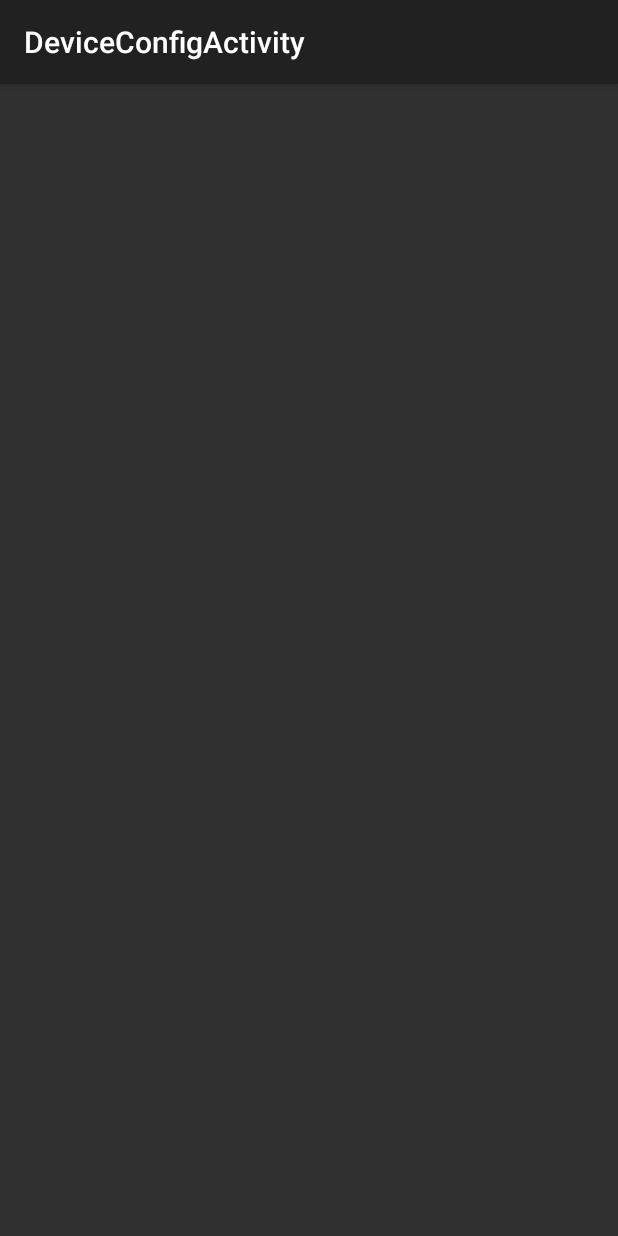
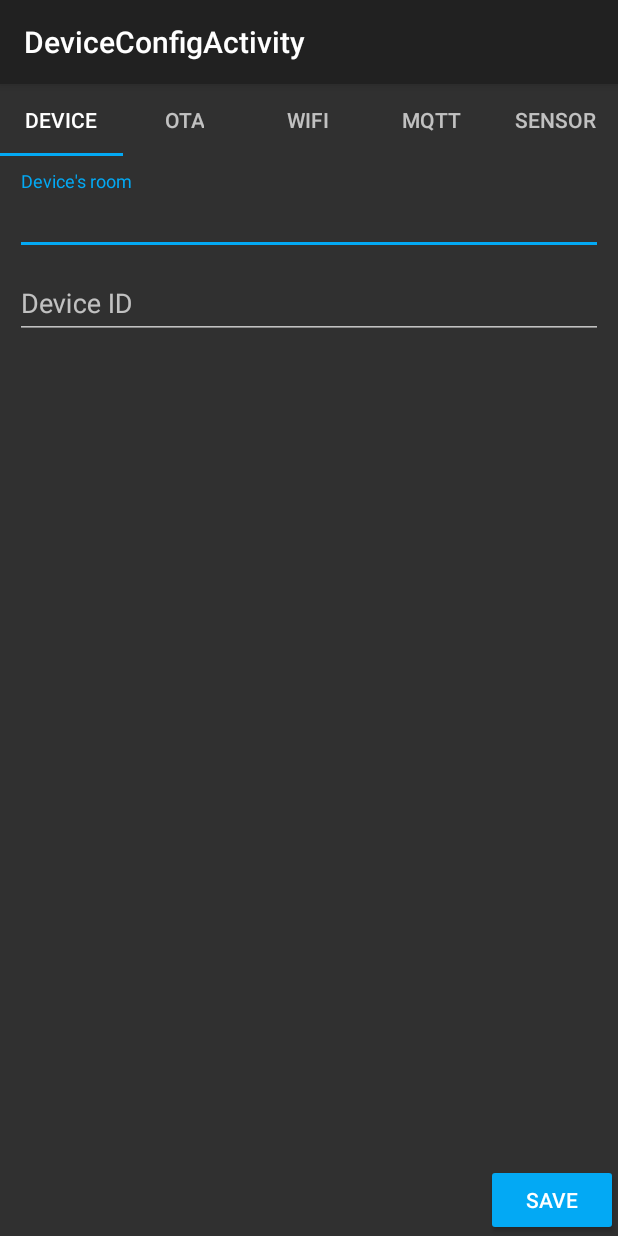
Before and after one commit to HendrikVE/swp-telematik-ws-20-21, an Android app: the DeviceConfigActivity screen opened directly, with no data from a screen before it, on a phone screen of 412 x 824 dp. Run offline under Robolectric (Android 15) with nearby library versions, the phone set to English and light mode, and no system bars.

Commit message:
added tablayout for config areas and several fragments, one for each config area

```diff
--- /dev/null
+++ b/AndroidApp/WindowAlarmConfig/app/src/main/java/de/vanappsteer/windowalarmconfig/PagerAdapter.java
@@ -0,0 +1,62 @@
+package de.vanappsteer.windowalarmconfig;
+
+import android.support.v4.app.Fragment;
+import android.support.v4.app.FragmentManager;
+import android.support.v4.app.FragmentStatePagerAdapter;
+
+import de.vanappsteer.windowalarmconfig.fragments.DeviceConfigFragment;
+import de.vanappsteer.windowalarmconfig.fragments.MqttConfigFragment;
+import de.vanappsteer.windowalarmconfig.fragments.OtaConfigFragment;
+import de.vanappsteer.windowalarmconfig.fragments.SensorConfigFragment;
+import de.vanappsteer.windowalarmconfig.fragments.WifiConfigFragment;
+import de.vanappsteer.windowalarmconfig.util.LoggingUtil;
+
+public class PagerAdapter extends FragmentStatePagerAdapter {
+
+    int mNumerOfTabs;
+
+    public PagerAdapter(FragmentManager fm, int numberOfTabs) {
+        super(fm);
+        this.mNumerOfTabs = numberOfTabs;
+    }
+
+    @Override
+    public Fragment getItem(int position) {
+
+        Fragment fragment;
+
+        switch (position) {
+
+            case 0:
+                fragment = new DeviceConfigFragment();
+                break;
+
+            case 1:
+                fragment = new OtaConfigFragment();
+                break;
+
+            case 2:
+                fragment = new WifiConfigFragment();
+                break;
+
+            case 3:
+                fragment = new MqttConfigFragment();
+                break;
+
+            case 4:
+                fragment = new SensorConfigFragment();
+                break;
+
+            default:
+                LoggingUtil.error("no fragment defined for position: " + position);
+                return null;
+        }
+
+        return fragment;
+    }
+
+    @Override
+    public int getCount() {
+        return mNumerOfTabs;
+    }
+}
--- a/AndroidApp/WindowAlarmConfig/app/src/main/java/de/vanappsteer/windowalarmconfig/activities/DeviceConfigActivity.java
+++ b/AndroidApp/WindowAlarmConfig/app/src/main/java/de/vanappsteer/windowalarmconfig/activities/DeviceConfigActivity.java
@@ -1,19 +1,48 @@
 package de.vanappsteer.windowalarmconfig.activities;
 
 import android.os.Bundle;
+import android.support.design.widget.TabLayout;
+import android.support.v4.view.ViewPager;
 import android.support.v7.app.AppCompatActivity;
 import android.support.v7.widget.Toolbar;
 
+import de.vanappsteer.windowalarmconfig.PagerAdapter;
 import de.vanappsteer.windowalarmconfig.R;
 
 public class DeviceConfigActivity extends AppCompatActivity {
 
     @Override
     protected void onCreate(Bundle savedInstanceState) {
+
         super.onCreate(savedInstanceState);
         setContentView(R.layout.activity_device_config);
+
         Toolbar toolbar = findViewById(R.id.toolbar);
         setSupportActionBar(toolbar);
+
+        TabLayout tabLayout = findViewById(R.id.tabLayout);
+        tabLayout.setTabGravity(TabLayout.GRAVITY_FILL);
+
+        final ViewPager viewPager = findViewById(R.id.pager);
+        final PagerAdapter adapter = new PagerAdapter(getSupportFragmentManager(), tabLayout.getTabCount());
+        viewPager.setAdapter(adapter);
+        viewPager.addOnPageChangeListener(new TabLayout.TabLayoutOnPageChangeListener(tabLayout));
+        tabLayout.addOnTabSelectedListener(new TabLayout.OnTabSelectedListener() {
+            @Override
+            public void onTabSelected(TabLayout.Tab tab) {
+                viewPager.setCurrentItem(tab.getPosition());
+            }
+
+            @Override
+            public void onTabUnselected(TabLayout.Tab tab) {
+
+            }
+
+            @Override
+            public void onTabReselected(TabLayout.Tab tab) {
+
+            }
+        });
     }
 
 }
--- a/AndroidApp/WindowAlarmConfig/app/src/main/java/de/vanappsteer/windowalarmconfig/activities/DeviceScanActivity.java
+++ b/AndroidApp/WindowAlarmConfig/app/src/main/java/de/vanappsteer/windowalarmconfig/activities/DeviceScanActivity.java
@@ -242,7 +242,9 @@ public class DeviceScanActivity extends AppCompatActivity {
         mAdapter.setOnDeviceSelectionListener(new MyAdapter.OnDeviceSelectionListener() {
             @Override
             void onDeviceSelected(BluetoothDevice device) {
-                mConnectedBluetoothGatt = device.connectGatt(DeviceScanActivity.this, false, mGattCallback);
+                //mConnectedBluetoothGatt = device.connectGatt(DeviceScanActivity.this, false, mGattCallback);
+                Intent intent = new Intent(DeviceScanActivity.this, DeviceConfigActivity.class);
+                startActivity(intent);
             }
         });
         recyclerView.setAdapter(mAdapter);
--- /dev/null
+++ b/AndroidApp/WindowAlarmConfig/app/src/main/java/de/vanappsteer/windowalarmconfig/fragments/DeviceConfigFragment.java
@@ -0,0 +1,26 @@
+package de.vanappsteer.windowalarmconfig.fragments;
+
+
+import android.os.Bundle;
+import android.support.v4.app.Fragment;
+import android.view.LayoutInflater;
+import android.view.View;
+import android.view.ViewGroup;
+
+import de.vanappsteer.windowalarmconfig.R;
+
+public class DeviceConfigFragment extends Fragment {
+
+
+    public DeviceConfigFragment() {
+        // Required empty public constructor
+    }
+
+
+    @Override
+    public View onCreateView(LayoutInflater inflater, ViewGroup container, Bundle savedInstanceState) {
+
+        return inflater.inflate(R.layout.fragment_device_config, container, false);
+    }
+
+}
--- /dev/null
+++ b/AndroidApp/WindowAlarmConfig/app/src/main/java/de/vanappsteer/windowalarmconfig/fragments/OtaConfigFragment.java
@@ -0,0 +1,26 @@
+package de.vanappsteer.windowalarmconfig.fragments;
+
+
+import android.os.Bundle;
+import android.support.v4.app.Fragment;
+import android.view.LayoutInflater;
+import android.view.View;
+import android.view.ViewGroup;
+
+import de.vanappsteer.windowalarmconfig.R;
+
+public class OtaConfigFragment extends Fragment {
+
+
+    public OtaConfigFragment() {
+        // Required empty public constructor
+    }
+
+
+    @Override
+    public View onCreateView(LayoutInflater inflater, ViewGroup container, Bundle savedInstanceState) {
+
+        return inflater.inflate(R.layout.fragment_ota_config, container, false);
+    }
+
+}
--- a/AndroidApp/WindowAlarmConfig/app/src/main/res/layout/content_device_config.xml
+++ b/AndroidApp/WindowAlarmConfig/app/src/main/res/layout/content_device_config.xml
@@ -1,5 +1,6 @@
 <?xml version="1.0" encoding="utf-8"?>
-<android.support.constraint.ConstraintLayout xmlns:android="http://schemas.android.com/apk/res/android"
+<android.support.constraint.ConstraintLayout
+    xmlns:android="http://schemas.android.com/apk/res/android"
     xmlns:app="http://schemas.android.com/apk/res-auto"
     xmlns:tools="http://schemas.android.com/tools"
     android:layout_width="match_parent"
@@ -8,4 +9,61 @@
     tools:context=".activities.DeviceConfigActivity"
     tools:showIn="@layout/activity_device_config">
 
+    <RelativeLayout
+        android:layout_width="match_parent"
+        android:layout_height="wrap_content">
+
+        <android.support.design.widget.TabLayout
+            android:id="@+id/tabLayout"
+            android:layout_height="wrap_content"
+            android:layout_width="match_parent">
+
+            <android.support.design.widget.TabItem
+                android:layout_width="wrap_content"
+                android:layout_height="wrap_content"
+                android:text="Device"/>
+
+            <android.support.design.widget.TabItem
+                android:layout_width="wrap_content"
+                android:layout_height="wrap_content"
+                android:text="OTA"/>
+
+            <android.support.design.widget.TabItem
+                android:layout_width="wrap_content"
+                android:layout_height="wrap_content"
+                android:text="WiFi"/>
+
+            <android.support.design.widget.TabItem
+                android:layout_width="wrap_content"
+                android:layout_height="wrap_content"
+                android:text="MQTT">
+
+            </android.support.design.widget.TabItem>
+
+            <android.support.design.widget.TabItem
+                android:layout_width="wrap_content"
+                android:layout_height="wrap_content"
+                android:text="Sensor"/>
+
+        </android.support.design.widget.TabLayout>
+
+        <android.support.v4.view.ViewPager
+            android:id="@+id/pager"
+            android:layout_width="match_parent"
+            android:layout_height="fill_parent"
+            android:layout_below="@id/tabLayout"
+            android:layout_above="@id/saveConfigButton"/>
+
+        <Button
+            style="@style/Widget.AppCompat.Button.Colored"
+            android:id="@+id/saveConfigButton"
+            android:textColor="?android:textColorPrimary"
+            android:layout_width="wrap_content"
+            android:layout_height="wrap_content"
+            android:layout_alignParentRight="true"
+            android:layout_alignParentBottom="true"
+            android:text="Save"/>
+
+    </RelativeLayout>
+
 </android.support.constraint.ConstraintLayout>
--- /dev/null
+++ b/AndroidApp/WindowAlarmConfig/app/src/main/res/layout/fragment_device_config.xml
@@ -0,0 +1,40 @@
+<?xml version="1.0" encoding="utf-8"?>
+<FrameLayout xmlns:android="http://schemas.android.com/apk/res/android"
+    xmlns:tools="http://schemas.android.com/tools"
+    android:layout_width="match_parent"
+    android:layout_height="match_parent"
+    tools:context=".fragments.DeviceConfigFragment">
+
+    <LinearLayout
+        android:layout_width="match_parent"
+        android:layout_height="wrap_content"
+        android:orientation="vertical"
+        android:padding="10dp">
+
+        <android.support.design.widget.TextInputLayout
+            android:layout_width="match_parent"
+            android:layout_height="wrap_content">
+
+            <android.support.design.widget.TextInputEditText
+                android:id="@+id/editTextDeviceRoom"
+                android:layout_width="match_parent"
+                android:layout_height="wrap_content"
+                android:hint="Device's room"/>
+
+        </android.support.design.widget.TextInputLayout>
+
+        <android.support.design.widget.TextInputLayout
+            android:layout_width="match_parent"
+            android:layout_height="wrap_content">
+
+            <android.support.design.widget.TextInputEditText
+                android:id="@+id/editTextDeviceID"
+                android:layout_width="match_parent"
+                android:layout_height="wrap_content"
+                android:hint="Device ID"/>
+
+        </android.support.design.widget.TextInputLayout>
+
+    </LinearLayout>
+
+</FrameLayout>
```
Also changed, not shown: AndroidApp/WindowAlarmConfig/app/src/main/java/de/vanappsteer/windowalarmconfig/fragments/MqttConfigFragment.java (added, +26 -0 lines), AndroidApp/WindowAlarmConfig/app/src/main/java/de/vanappsteer/windowalarmconfig/fragments/SensorConfigFragment.java (added, +26 -0 lines), AndroidApp/WindowAlarmConfig/app/src/main/java/de/vanappsteer/windowalarmconfig/fragments/WifiConfigFragment.java (added, +26 -0 lines), AndroidApp/WindowAlarmConfig/app/src/main/res/layout/fragment_mqtt_config.xml (added, +66 -0 lines), AndroidApp/WindowAlarmConfig/app/src/main/res/layout/fragment_ota_config.xml (added, +64 -0 lines), AndroidApp/WindowAlarmConfig/app/src/main/res/layout/fragment_sensor_config.xml (added, +28 -0 lines), AndroidApp/WindowAlarmConfig/app/src/main/res/layout/fragment_wifi_config.xml (added, +40 -0 lines).
